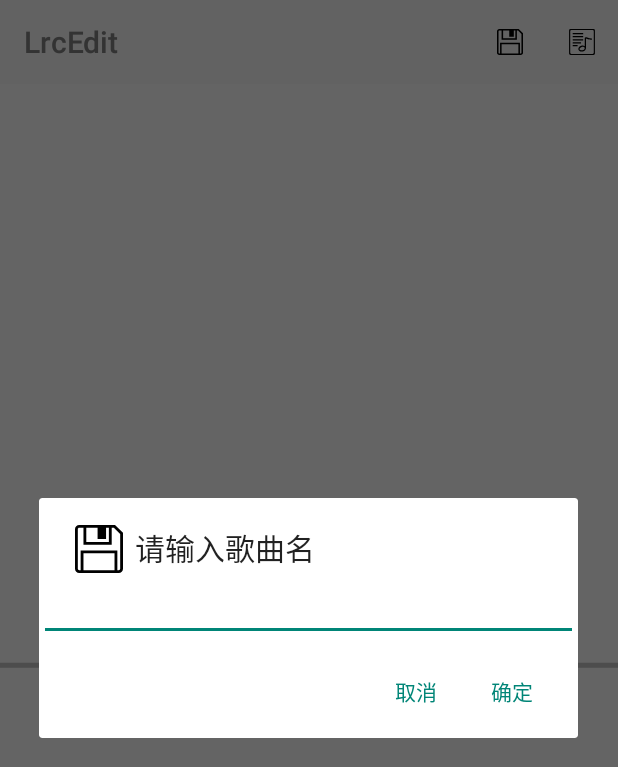
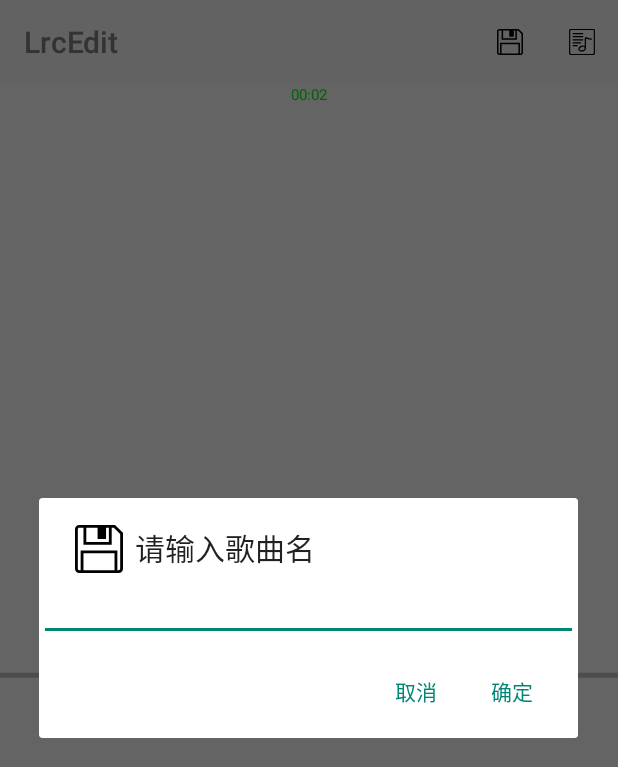
Before and after one commit to pwxc/LrcEdit-Android, an Android app: the EditLrcActivity screen opened directly, with no data from a screen before it, after a tap on "save", on a phone screen of 412 x 824 dp. Shown: the top 767 px of the screen. Run offline under Robolectric (Android 15) with nearby library versions, the phone set to English and light mode, and no system bars; 3 statements that could not run were skipped; 1 other tap on this screen came first.

Commit message:
添加时间提示

```diff
--- a/app/build.gradle
+++ b/app/build.gradle
@@ -7,7 +7,7 @@ android {
         minSdkVersion 21
         targetSdkVersion 27
         versionCode 1
-        versionName "1.1.3"
+        versionName "1.1.4"
         testInstrumentationRunner "android.support.test.runner.AndroidJUnitRunner"
     }
     buildTypes {
--- a/app/src/main/java/com/lcz/lrcedit/lrcedit/EditLrcActivity.java
+++ b/app/src/main/java/com/lcz/lrcedit/lrcedit/EditLrcActivity.java
@@ -6,6 +6,7 @@ import android.content.Intent;
 import android.content.pm.PackageManager;
 import android.os.Bundle;
 import android.os.Environment;
+import android.os.SystemClock;
 import android.support.annotation.NonNull;
 import android.support.v4.app.ActivityCompat;
 import android.support.v4.content.ContextCompat;
@@ -15,6 +16,7 @@ import android.support.v7.widget.Toolbar;
 import android.view.Menu;
 import android.view.MenuItem;
 import android.view.View;
+import android.widget.Chronometer;
 import android.widget.EditText;
 import android.widget.ImageButton;
 
@@ -33,12 +35,14 @@ public class EditLrcActivity extends AppCompatActivity {
     private ArrayList<String> lrcStrings;
     private ImageButton imageButton;
     private String fileName = null;
+    private Chronometer chronometer;
     @Override
     protected void onCreate(Bundle savedInstanceState){
         super.onCreate(savedInstanceState);
         setContentView(R.layout.editlrc_activity);
         Toolbar toolbar = (Toolbar)findViewById(R.id.editLrc_toolbar);
         imageButton = (ImageButton)findViewById(R.id.imageButton);
+        chronometer = (Chronometer)findViewById(R.id.editLrc_chronometer);
         setSupportActionBar(toolbar);
         Intent intentGet = getIntent();
         lrcStrings = (ArrayList<String>) intentGet.getStringArrayListExtra("key");
@@ -48,6 +52,8 @@ public class EditLrcActivity extends AppCompatActivity {
             @Override
             public void onClick(View view) {
                 lrcEditor.timeAddInit();
+                chronometer.setBase(SystemClock.elapsedRealtime());
+                chronometer.start();
             }
         });
     }
--- a/app/src/main/res/layout/editlrc_activity.xml
+++ b/app/src/main/res/layout/editlrc_activity.xml
@@ -15,6 +15,14 @@
         app:popupTheme="@style/ThemeOverlay.AppCompat.Light">
 
     </android.support.v7.widget.Toolbar>
+    <Chronometer
+        android:id="@+id/editLrc_chronometer"
+        android:layout_width="wrap_content"
+        android:layout_height="wrap_content"
+        android:layout_gravity="center_horizontal"
+        android:format="%s"
+        android:textColor="#00FF00"
+        android:textSize="10sp" />
     <com.lcz.lrcedit.lrcmoudle.LrcEditor
         android:layout_width="match_parent"
         android:layout_height="0dp"
```
